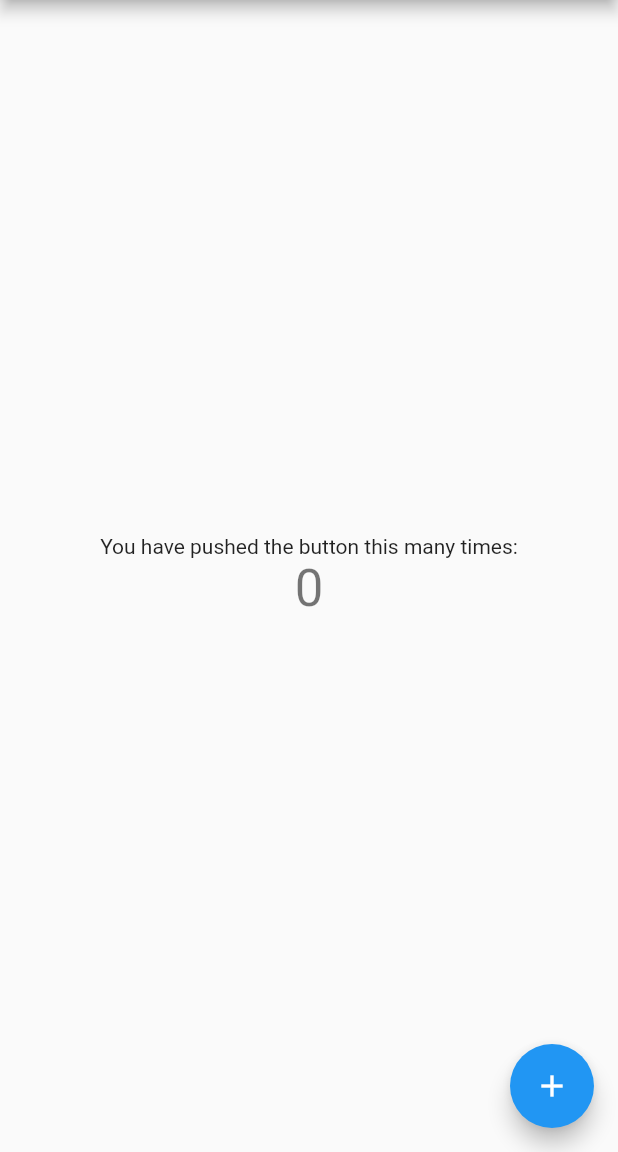
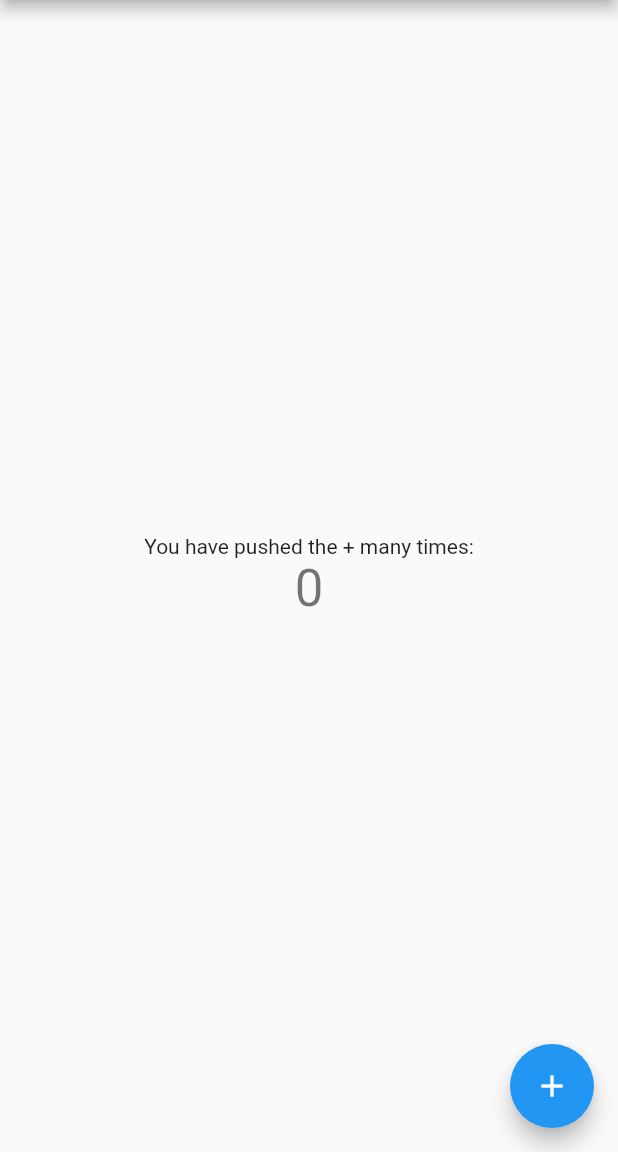
Before and after one commit to Falghariani/flutter_app, a Flutter app: the screen it shows after launch, on a phone screen of 412 x 824 dp, the part 84-1236 px from its top. Run offline on Flutter 3.47's test engine with Material 2 defaults, Android fonts, the phone set to English and light mode, and no system bars.

Commit message:
Changing the text bush to +

```diff
--- a/lib/main.dart
+++ b/lib/main.dart
@@ -94,7 +94,7 @@ class _MyHomePageState extends State<MyHomePage> {
           mainAxisAlignment: MainAxisAlignment.center,
           children: <Widget>[
             Text(
-              'You have pushed the button this many times:',
+              'You have pushed the + many times:',
             ),
             Text(
               '$_counter',
```
